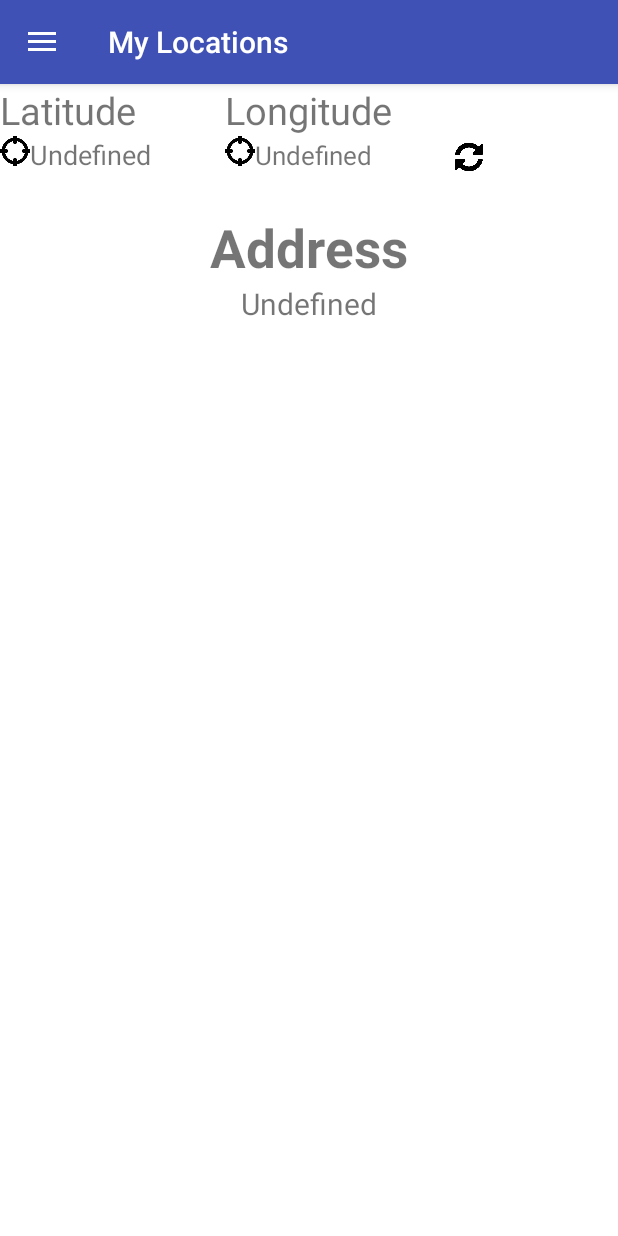
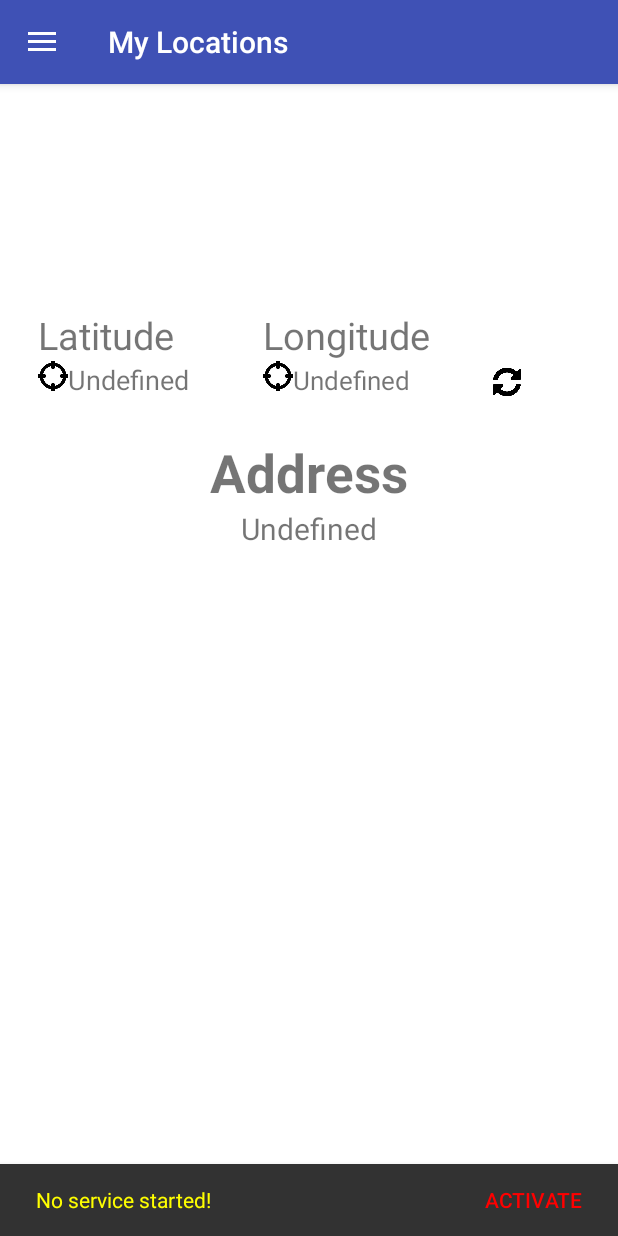
Before and after one commit to mischiedorian/Time-Tracking, an Android app: the Main2Activity screen opened directly, with no data from a screen before it, on a phone screen of 412 x 824 dp. Run offline under Robolectric (Android 15) with nearby library versions, the phone set to English and light mode, and no system bars; pictures from the network do not load.

Commit message:
snack bar pt serviciu + aranjare fragment start + aranjare log in

```diff
--- a/app/src/main/java/com/dorian/licenta/Activities/Main2Activity.java
+++ b/app/src/main/java/com/dorian/licenta/Activities/Main2Activity.java
@@ -6,9 +6,11 @@ import android.content.Context;
 import android.content.Intent;
 import android.content.SharedPreferences;
 import android.content.pm.PackageManager;
+import android.graphics.Color;
 import android.location.Location;
 import android.os.Bundle;
 import android.support.annotation.NonNull;
+import android.support.design.widget.Snackbar;
 import android.support.v4.app.ActivityCompat;
 import android.support.v4.content.ContextCompat;
 import android.util.Log;
@@ -21,7 +23,9 @@ import android.support.v7.app.AppCompatActivity;
 import android.support.v7.widget.Toolbar;
 import android.view.Menu;
 import android.view.MenuItem;
+import android.widget.FrameLayout;
 import android.widget.ImageView;
+import android.widget.LinearLayout;
 import android.widget.TextView;
 import android.widget.Toast;
 
@@ -58,12 +62,16 @@ public class Main2Activity extends AppCompatActivity
     private TextView userEmail;
     private ImageView userPic;
 
+    private FrameLayout layout;
+
     @Override
     protected void onCreate(Bundle savedInstanceState) {
         super.onCreate(savedInstanceState);
         setContentView(R.layout.activity_main2);
         Toolbar toolbar = (Toolbar) findViewById(R.id.toolbar);
         setSupportActionBar(toolbar);
+
+        layout = (FrameLayout) findViewById(R.id.contentFragment);
 
         NavigationView navigationView = (NavigationView) findViewById(R.id.nav_view);
         View hView = navigationView.getHeaderView(0);
@@ -81,6 +89,8 @@ public class Main2Activity extends AppCompatActivity
         SharedPreferences.Editor editor = getSharedPreferences("id", MODE_PRIVATE).edit();
         editor.putInt("idUser", idUser);
         editor.apply();
+
+        showSnackbar();
 
         RestServices
                 .Factory
@@ -127,7 +137,16 @@ public class Main2Activity extends AppCompatActivity
         navigationView.setNavigationItemSelectedListener(this);
 
         getFragmentManager().beginTransaction().replace(R.id.contentFragment, new FragmentStart()).commit();
+    }
 
+    private void showSnackbar() {
+        SharedPreferences sharedPreferencesService = getSharedPreferences("service", MODE_PRIVATE);
+        Boolean serviceIsRunning = sharedPreferencesService.getBoolean("service", false);
+
+        if (!serviceIsRunning) {
+            Snackbar snackbar = Snackbar
+                    .make(layout, "No service started!", Snackbar.LENGTH_INDEFINITE)
+                    .setAction("Activate", view -> {
                         if (NetworkAvailable.isNetworkAvailable(this)) {
                             if (checkPermission(Manifest.permission.ACCESS_COARSE_LOCATION)
                                     && checkPermission(Manifest.permission.ACCESS_FINE_LOCATION)) {
@@ -140,6 +159,21 @@ public class Main2Activity extends AppCompatActivity
                             }
                         } else {
                             Toast.makeText(getApplicationContext(), R.string.networkMsg, Toast.LENGTH_LONG).show();
+                        }
+                    });
+
+// Changing message text color
+            snackbar.setActionTextColor(Color.RED);
+
+// Changing action button text color
+            View sbView = snackbar.getView();
+            TextView textView = (TextView) sbView.findViewById(android.support.design.R.id.snackbar_text);
+            textView.setTextColor(Color.YELLOW);
+            snackbar.show();
+
+            SharedPreferences.Editor editor = getSharedPreferences("service", MODE_PRIVATE).edit();
+            editor.putBoolean("service", true);
+            editor.apply();
         }
     }
 
@@ -198,12 +232,12 @@ public class Main2Activity extends AppCompatActivity
                                 User user = response.body();
                                 user.setToken(" ");
 
-                                Log.wtf("modify user token","modify user token in");
+                                Log.wtf("modify user token", "modify user token in");
 
                                 RestServices
                                         .Factory
                                         .getIstance()
-                                        .modifyUser(user.getId(),user)
+                                        .modifyUser(user.getId(), user)
                                         .enqueue(new Callback<User>() {
                                             @Override
                                             public void onResponse(Call<User> call, Response<User> response) {
@@ -245,6 +279,8 @@ public class Main2Activity extends AppCompatActivity
     }
 
     private void startService() {
+        Toast.makeText(getApplicationContext(), "Service activated!", Toast.LENGTH_LONG).show();
+
 /*        Intent itn = new Intent(getApplicationContext(), LocationService.class);
         if (!isMyServiceRunning(LocationService.class)) {
             startService(itn);
@@ -280,6 +316,7 @@ public class Main2Activity extends AppCompatActivity
         switch (requestCode) {
             case MAKE_LOCATION_PERMISSION_REQUEST_CODE:
                 if (grantResults.length > 0 && (grantResults[0] == PackageManager.PERMISSION_GRANTED)) {
+                    Log.wtf("onRequestPermissionResult", "intra aici");
                     startService();
                 }
 
--- a/app/src/main/res/layout/activity_log_in.xml
+++ b/app/src/main/res/layout/activity_log_in.xml
@@ -6,6 +6,10 @@
     android:orientation="vertical"
     tools:context="com.dorian.licenta.Activities.LogInActivity">
 
+    <ImageView
+        android:layout_width="wrap_content"
+        android:layout_height="wrap_content"
+        android:src="@drawable/img"/>
     <com.google.android.gms.common.SignInButton
         android:id="@+id/btnLogIn"
         android:layout_width="match_parent"
--- a/app/src/main/res/layout/content_main2.xml
+++ b/app/src/main/res/layout/content_main2.xml
@@ -7,7 +7,8 @@
     android:orientation="vertical"
     app:layout_behavior="@string/appbar_scrolling_view_behavior"
     tools:context="com.dorian.licenta.Activities.Main2Activity"
-    tools:showIn="@layout/app_bar_main2">
+    tools:showIn="@layout/app_bar_main2"
+    android:id="@+id/layout">
 
     <FrameLayout
         android:id="@+id/contentFragment"
--- a/app/src/main/res/layout/fragment_start.xml
+++ b/app/src/main/res/layout/fragment_start.xml
@@ -6,8 +6,10 @@
     android:orientation="vertical">
 
     <LinearLayout
+        android:paddingTop="150sp"
         android:layout_width="match_parent"
-        android:layout_height="wrap_content">
+        android:layout_height="wrap_content"
+        android:paddingLeft="25sp">
 
         <TextView
             android:layout_width="150sp"
@@ -25,7 +27,8 @@
     <LinearLayout
         android:layout_width="wrap_content"
         android:layout_height="wrap_content"
-        android:orientation="horizontal">
+        android:orientation="horizontal"
+        android:paddingLeft="25sp">
 
         <ImageView
             android:layout_width="20sp"
```
Lines whose indentation alone changed are shown as unchanged.
